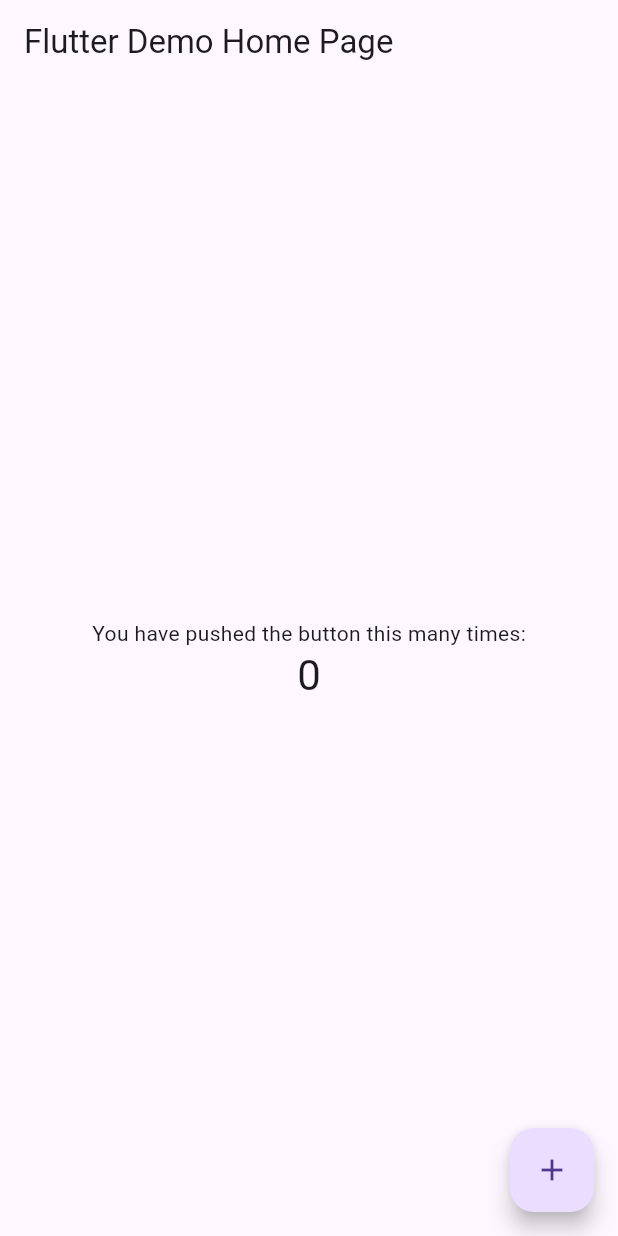
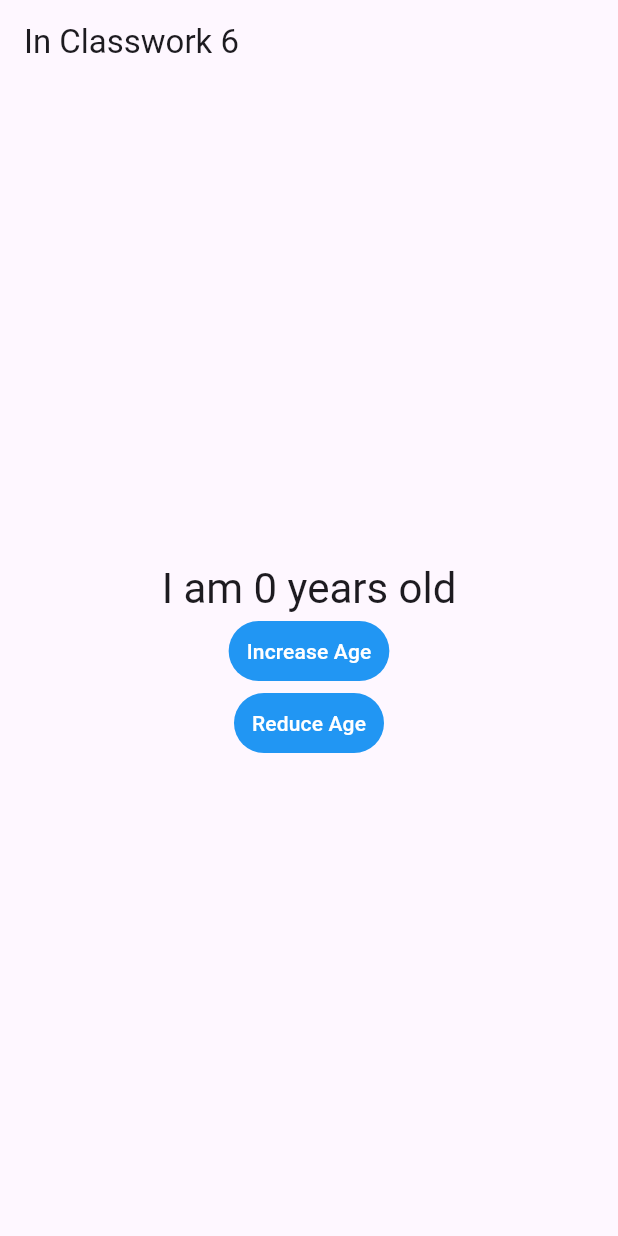
Before and after one commit to fheise1/incw6--MAD-, a Flutter app: the screen it shows after launch, on a phone screen of 412 x 824 dp. Run offline on Flutter 3.47's test engine with Material 3 defaults, Android fonts, the phone set to English and light mode, and no system bars; missing offline and left inert: window_size.

Commit message:
added button to increment or reduce age and fixed text

```diff
--- a/lib/main.dart
+++ b/lib/main.dart
@@ -47,10 +47,15 @@
 /// [ChangeNotifier] is a class in `flutter:foundation`. [Counter] does
 /// _not_ depend on Provider.
 class Counter with ChangeNotifier {
-  int value = 0;
+  int age = 0;
 
   void increment() {
-    value += 1;
+    age += 1;
+    notifyListeners();
+  }
+
+  void decrement() {
+    age -= 1;
     notifyListeners();
   }
 }
@@ -73,33 +78,60 @@
 
 class MyHomePage extends StatelessWidget {
   const MyHomePage({super.key});
-
+/*
+  void _updateEnergy() {
+    if (happinessLevel < 30 && hungerLevel < 30) {
+      energyLevel = 0.2;
+    } else if (happinessLevel < 50 && hungerLevel < 50) {
+      energyLevel = 0.3;
+    } else if (happinessLevel < 70 && hungerLevel < 70) {
+      energyLevel = 0.6;
+    } else {
+      energyLevel = 0.9;
+    }
+  }
+*/
   @override
   Widget build(BuildContext context) {
     return Scaffold(
       appBar: AppBar(
-        title: const Text('Flutter Demo Home Page'),
+        title: const Text('In Classwork 6'),
       ),
       body: Center(
         child: Column(
           mainAxisAlignment: MainAxisAlignment.center,
-          children: [
-            const Text('You have pushed the button this many times:'),
-            // Consumer looks for an ancestor Provider widget
-            // and retrieves its model (Counter, in this case).
-            // Then it uses that model to build widgets, and will trigger
-            // rebuilds if the model is updated.
+          children: <Widget>[
             Consumer<Counter>(
               builder: (context, counter, child) => Text(
-                '${counter.value}',
+                'I am ${counter.age} years old',
                 style: Theme.of(context).textTheme.headlineMedium,
               ),
+            ),
+            TextButton(
+              onPressed: () {
+                var counter = context.read<Counter>();
+                counter.increment();
+              },
+              style: TextButton.styleFrom(
+                backgroundColor: Colors.blue,
+                foregroundColor: Colors.white,
+              ),
+              child: const Text('Increase Age'),
+            ),
+            TextButton(
+              onPressed: () {
+                var counter = context.read<Counter>();
+                counter.decrement();
+              },
+              style: TextButton.styleFrom(
+                backgroundColor: Colors.blue,
+                foregroundColor: Colors.white,
+              ),
+              child: const Text('Reduce Age'),
             ),
           ],
         ),
       ),
-      floatingActionButton: FloatingActionButton(
-        onPressed: () {
           // You can access your providers anywhere you have access
           // to the context. One way is to use Provider.of<Counter>(context).
          // The provider package also defines extension methods on the context
@@ -115,12 +147,6 @@
           // Since we're in a callback that will be called whenever the user
           // taps the FloatingActionButton, we are not in the build method here.
           // We should use context.read().
-          var counter = context.read<Counter>();
-          counter.increment();
-        },
-        tooltip: 'Increment',
-        child: const Icon(Icons.add),
-      ),
     );
   }
 }
```
